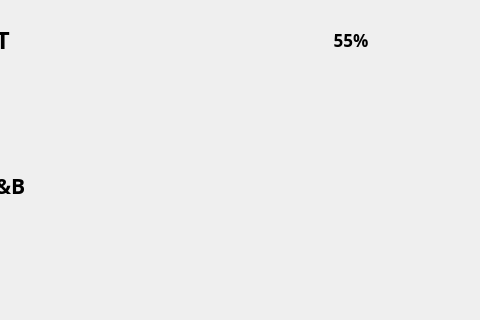
Old version of the form ui/Review/ResultView0Window.ui in the repository eguruno1/calth_reader; both pictures show x 544 to 1024 and y 0 to 320 of the 1024 by 600 pixel window.
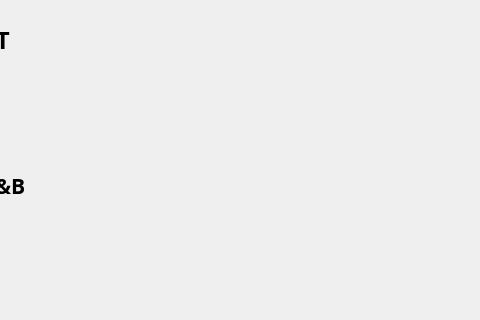
New version of the form. Icons and pictures are not drawn.

Patch:
```diff
--- a/ui/Review/ResultView0Window.ui
+++ b/ui/Review/ResultView0Window.ui
@@ -83,7 +83,7 @@
    <widget class="QLabel" name="label_BatteryGuage">
     <property name="geometry">
      <rect>
-      <x>850</x>
+      <x>1060</x>
       <y>20</y>
       <width>80</width>
       <height>40</height>
@@ -876,7 +876,7 @@
    <widget class="QLabel" name="label_BatteryGuageTxt">
     <property name="geometry">
      <rect>
-      <x>820</x>
+      <x>1030</x>
       <y>20</y>
       <width>150</width>
       <height>40</height>
```
